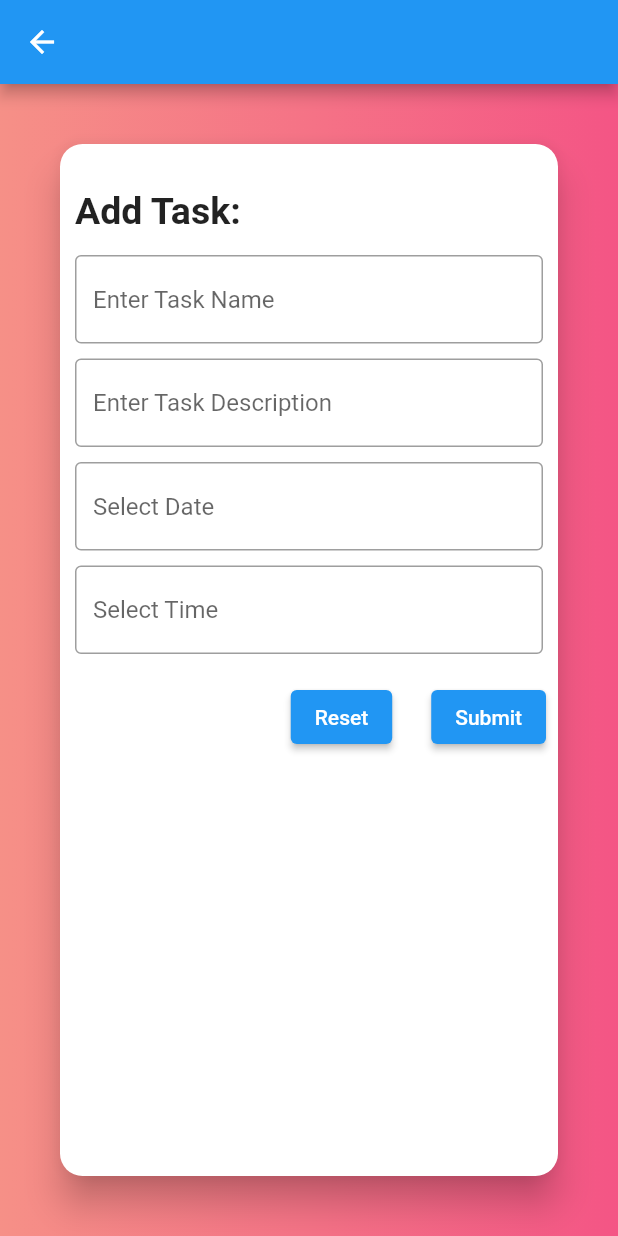
After one commit to saieeshsnaik/todoApp, a Flutter app: the screen it shows after launch, after a tap on "Add Task", on a phone screen of 412 x 824 dp. The commit adds this screen. Run offline on Flutter 3.47's test engine with Material 2 defaults, Android fonts, the phone set to English and light mode, and no system bars; missing offline and left inert: day_night_time_picker.

Commit message:
Add Task UI Completed

```diff
--- a/lib/HomePage.dart
+++ b/lib/HomePage.dart
@@ -1,7 +1,7 @@
 import 'dart:ui';
 
 import 'package:flutter/material.dart';
-import 'package:todoapp/pag2.dart';
+import 'addtask.dart';
 
 class HomePage extends StatefulWidget {
   const HomePage({super.key});
@@ -38,7 +38,7 @@ class _HomePageState extends State<HomePage> {
           itemCount: 10,
           itemBuilder: (context, index) {
             return Card(
-              color: Color.fromARGB(204, 255, 255, 255),
+              color: const Color.fromARGB(255, 255, 255, 255),
               shape: const RoundedRectangleBorder(
                   // side: BorderSide(width: 2),
                   borderRadius: BorderRadius.all(Radius.circular(18))),
@@ -64,11 +64,11 @@ class _HomePageState extends State<HomePage> {
                     isThreeLine: true,
                     onTap: () {
                       setState(() {
-                        Navigator.push(
-                          context,
-                          MaterialPageRoute(
-                              builder: (context) => const Myapp2()),
-                        );
+                        // Navigator.push(
+                        //   context,
+                        //   MaterialPageRoute(
+                        //       builder: (context) => ),
+                        // );
                       });
                     },
                   ),
@@ -91,6 +91,19 @@ class _HomePageState extends State<HomePage> {
           },
         ),
       ),
+      floatingActionButton: FloatingActionButton.extended(
+        onPressed: () {
+          setState(() {
+            Navigator.push(
+              context,
+              MaterialPageRoute(builder: (context) => const AddTask()),
+            );
+          });
+        },
+        label: const Text("Add Task"),
+        icon: const Icon(Icons.add),
+        backgroundColor: color2,
+      ),
     );
   }
 }
--- /dev/null
+++ b/lib/addtask.dart
@@ -0,0 +1,162 @@
+import 'package:flutter/material.dart';
+import 'package:flutter/src/widgets/framework.dart';
+import 'package:flutter/src/widgets/placeholder.dart';
+import 'package:day_night_time_picker/day_night_time_picker.dart';
+
+class AddTask extends StatefulWidget {
+  const AddTask({super.key});
+
+  @override
+  State<AddTask> createState() => _AddTaskState();
+}
+
+class _AddTaskState extends State<AddTask> {
+  TextEditingController dateInput = TextEditingController();
+  Color color1 =
+      Color(int.parse("#F69087".substring(1, 7), radix: 16) + 0xFF000000);
+  Color color2 =
+      Color(int.parse("#F45585".substring(1, 7), radix: 16) + 0xFF000000);
+  @override
+  Widget build(BuildContext context) {
+    return Scaffold(
+      appBar: AppBar(
+        backgroundColor: Colors.blue,
+        foregroundColor: Colors.white,
+        // title: const Text("Add Task"),
+      ),
+      body: Container(
+        height: double.infinity,
+        decoration: BoxDecoration(
+            gradient: LinearGradient(
+                begin: Alignment.centerLeft,
+                end: Alignment.centerRight,
+                colors: [color1, color2])),
+        child: Card(
+          margin: const EdgeInsets.all(40),
+          shape: RoundedRectangleBorder(
+            borderRadius: BorderRadius.circular(15.0),
+          ),
+          color: Colors.white,
+          elevation: 10,
+          child: SingleChildScrollView(
+            scrollDirection: Axis.vertical,
+            child:
+                Column(crossAxisAlignment: CrossAxisAlignment.start, children: [
+              const SizedBox(
+                height: 30,
+              ),
+              const Padding(
+                padding: EdgeInsets.only(
+                    left: 10.0, top: 0.0, right: 10.0, bottom: 0.0),
+                child: Text(
+                  "Add Task:",
+                  textDirection: TextDirection.ltr,
+                  style: TextStyle(fontSize: 25, fontWeight: FontWeight.w600),
+                ),
+              ),
+              const SizedBox(
+                height: 15,
+              ),
+              const Padding(
+                padding: EdgeInsets.only(
+                    left: 10.0, top: 0.0, right: 10.0, bottom: 0.0),
+                child: TextField(
+                  decoration: InputDecoration(
+                    border: OutlineInputBorder(),
+                    hintText: 'Enter Task Name',
+                  ),
+                ),
+              ),
+              const SizedBox(
+                height: 10,
+              ),
+              const Padding(
+                padding: EdgeInsets.only(
+                    left: 10.0, top: 0.0, right: 10.0, bottom: 0.0),
+                child: TextField(
+                  decoration: InputDecoration(
+                    border: OutlineInputBorder(),
+                    hintText: 'Enter Task Description',
+                  ),
+                ),
+              ),
+              const SizedBox(
+                height: 10,
+              ),
+              Padding(
+                padding: const EdgeInsets.only(
+                    left: 10.0, top: 0.0, right: 10.0, bottom: 0.0),
+                child: TextField(
+                    controller: dateInput,
+                    decoration: const InputDecoration(
+                      border: OutlineInputBorder(),
+                      // icon: Icon(Icons.calendar_today), //icon of text field
+                      hintText: 'Select Date',
+                    ),
+                    readOnly: true,
+                    onTap: () async {
+                      DateTime? pickedDate = await showDatePicker(
+                        context: context,
+                        initialDate: DateTime.now(),
+                        firstDate: DateTime(1950),
+                        lastDate: DateTime(2100),
+                      );
+                    }),
+              ),
+              const SizedBox(
+                height: 10,
+              ),
+              Padding(
+                padding: const EdgeInsets.only(
+                    left: 10.0, top: 0.0, right: 10.0, bottom: 0.0),
+                child: TextField(
+                    controller: dateInput,
+                    decoration: const InputDecoration(
+                      border: OutlineInputBorder(),
+                      // icon: Icon(Icons.calendar_today), //icon of text field
+                      hintText: 'Select Time',
+                    ),
+                    readOnly: true,
+                    onTap: () async {
+                      TimeOfDay? pickedTime = await showTimePicker(
+                        initialTime: TimeOfDay.now(),
+                        context: context,
+                      );
+                    }),
+              ),
+              const SizedBox(
+                height: 10,
+              ),
+              Row(
+                mainAxisAlignment: MainAxisAlignment.end,
+                children: [
+                  Padding(
+                    padding: const EdgeInsets.all(8.0),
+                    child: ElevatedButton(
+                      style: ElevatedButton.styleFrom(
+                          backgroundColor: Colors.blue),
+                      onPressed: () {},
+                      child: const Text('Reset'),
+                    ),
+                  ),
+                  const SizedBox(
+                    width: 10,
+                  ),
+                  Padding(
+                    padding: const EdgeInsets.all(8.0),
+                    child: ElevatedButton(
+                      style: ElevatedButton.styleFrom(
+                          backgroundColor: Colors.blue),
+                      onPressed: () {},
+                      child: const Text('Submit'),
+                    ),
+                  ),
+                ],
+              )
+            ]),
+          ),
+        ),
+      ),
+    );
+  }
+}
--- a/lib/pag2.dart
+++ /dev/null
@@ -1,14 +0,0 @@
-import 'package:flutter/material.dart';
-import 'package:flutter/src/widgets/framework.dart';
-import 'package:flutter/src/widgets/placeholder.dart';
-
-class Myapp2 extends StatelessWidget {
-  const Myapp2({super.key});
-
-  @override
-  Widget build(BuildContext context) {
-    return Container(
-      child: const Text("hello"),
-    );
-  }
-}
--- a/pubspec.yaml
+++ b/pubspec.yaml
@@ -47,6 +47,9 @@ dev_dependencies:
   # rules and activating additional ones.
   flutter_lints: ^2.0.0
   day_picker: 2.2.0
+  intl: ^0.17.0
+  day_night_time_picker:
+
 
 # For information on the generic Dart part of this file, see the
 # following page: https://dart.dev/tools/pub/pubspec
```
Also changed, not shown: pubspec.lock.
